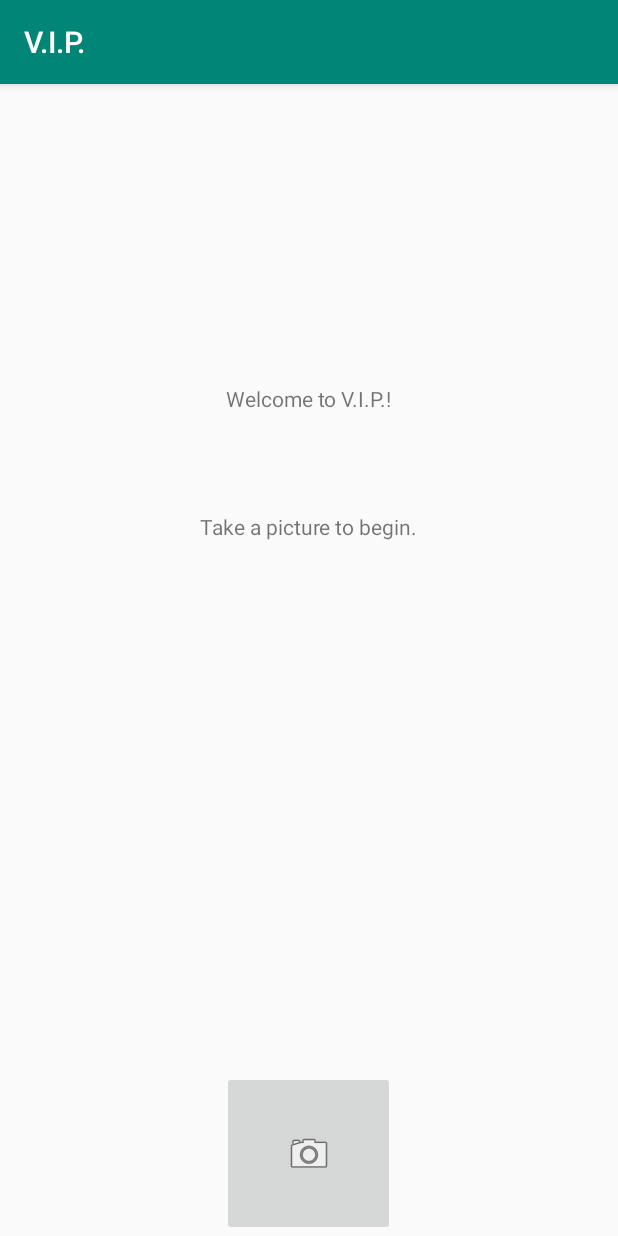
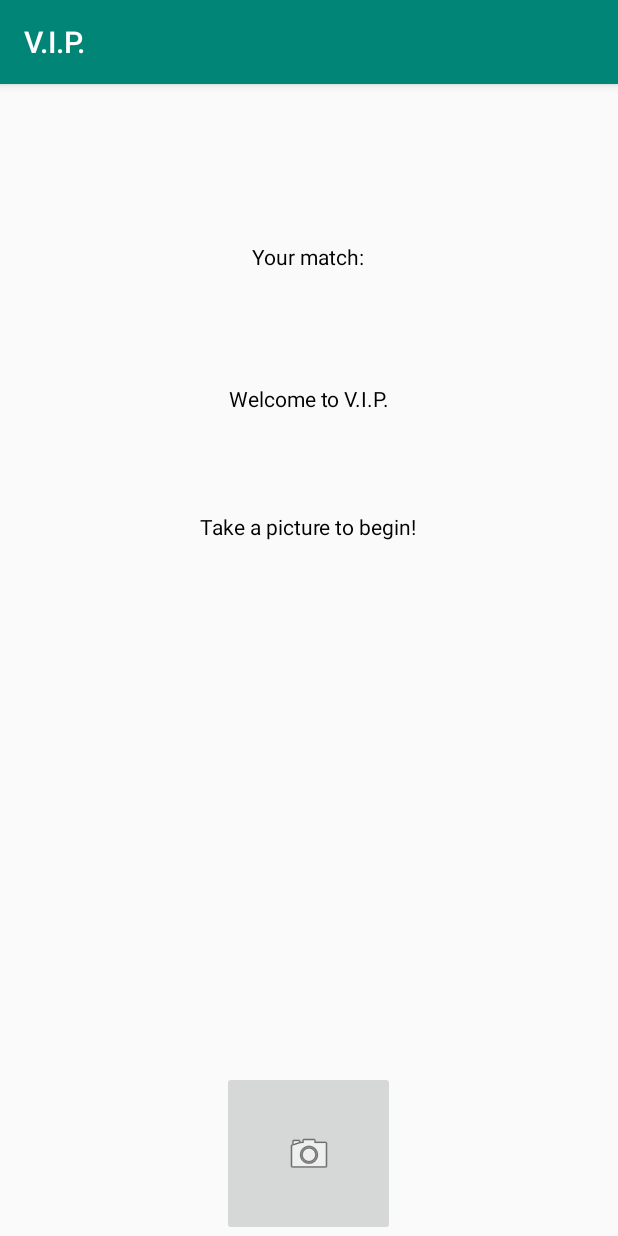
Before and after one commit to kathrin229/V.I.P., an Android app: the screen it shows after launch (MainActivity), on a phone screen of 412 x 824 dp. Run offline under Robolectric (Android 15) with nearby library versions, the phone set to English and light mode, and no system bars.

Commit message:
added docs

```diff
--- a/app/src/main/res/layout/activity_main.xml
+++ b/app/src/main/res/layout/activity_main.xml
@@ -10,8 +10,9 @@
     <ImageView
         android:id="@+id/capturedImage"
         android:layout_width="fill_parent"
-        android:layout_height="fill_parent"
-        android:layout_above="@+id/btnTakePicture" />
+        android:layout_height="match_parent"
+        android:layout_above="@+id/btnTakePicture"
+        android:contentDescription="@string/descTakenImage" />
 
     <TextView
         android:id="@+id/text1"
@@ -19,7 +20,8 @@
         android:layout_height="wrap_content"
         android:layout_centerHorizontal="true"
         android:layout_marginTop="200dp"
-        android:text="Welcome to V.I.P.!" />
+        android:text="@string/homeMessage1"
+        android:textColor="@android:color/black" />
 
     <TextView
         android:id="@+id/text2"
@@ -27,7 +29,8 @@
         android:layout_height="wrap_content"
         android:layout_centerHorizontal="true"
         android:layout_marginTop="285dp"
-        android:text="Take a picture to begin." />
+        android:text="@string/homeMessage2"
+        android:textColor="@android:color/black" />
 
     <ImageButton
         android:id="@+id/btnTakePicture"
@@ -37,4 +40,13 @@
         android:layout_centerHorizontal="true"
         app:srcCompat="@android:drawable/ic_menu_camera" />
 
+    <TextView
+        android:id="@+id/textView"
+        android:layout_width="wrap_content"
+        android:layout_height="wrap_content"
+        android:layout_centerHorizontal="true"
+        android:layout_marginTop="105dp"
+        android:text="@string/matchMessage"
+        android:textColor="@android:color/black" />
+
 </RelativeLayout>
--- a/app/src/main/res/values/strings.xml
+++ b/app/src/main/res/values/strings.xml
@@ -1,3 +1,8 @@
 <resources>
     <string name="app_name">V.I.P.</string>
+    <string name="homeMessage2">Take a picture to begin!</string>
+    <string name="homeMessage1">Welcome to V.I.P.</string>
+    <string name="matchMessage">Your match:</string>
+    <string name="descTakenImage">The taken image</string>
+    <string name="descBtnTake">The button to take a picture</string>
 </resources>
```
Also changed, not shown: 4 other files.
